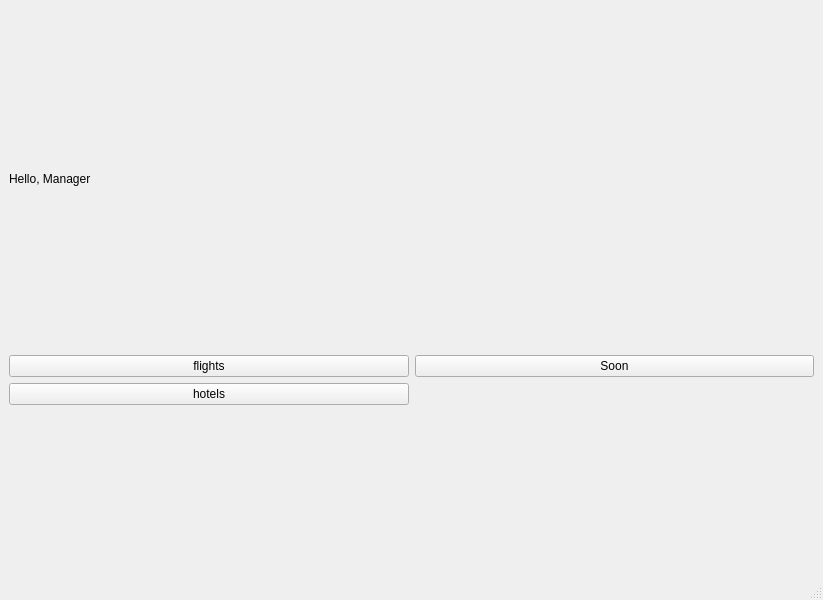
Qt form managerwindow.ui (SherifHamdy23/Expedia_Cpp) before a commit.
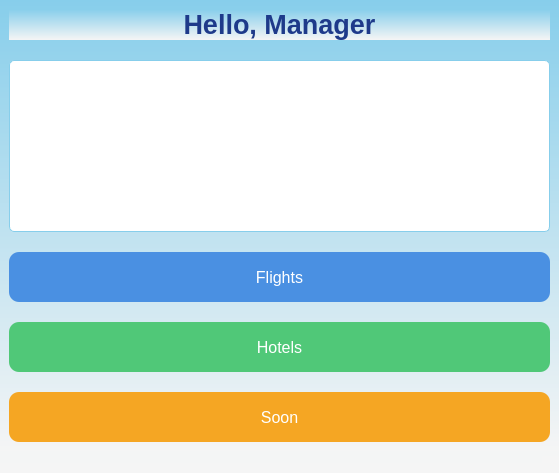
The same form after that commit. Icons and pictures are not drawn.

Diff of the .ui file:
```diff
--- a/managerwindow.ui
+++ b/managerwindow.ui
@@ -6,16 +6,26 @@
    <rect>
     <x>0</x>
     <y>0</y>
-    <width>823</width>
-    <height>600</height>
+    <width>559</width>
+    <height>473</height>
    </rect>
   </property>
   <property name="windowTitle">
-   <string>ManagerWindow</string>
+   <string>Manager Dashboard</string>
+  </property>
+  <property name="styleSheet">
+   <string>background: qlineargradient(x1:0, y1:0, x2:0, y2:1, stop:0 #87CEEB, stop:1 #F5F5F5);
+           background-image: url('https://www.transparentpng.com/thumb/plane/transparent-airplane-png-image-2.png');
+           background-repeat: no-repeat;
+           background-position: center 20%;
+           background-size: 150px;</string>
   </property>
   <widget class="QWidget" name="centralwidget">
-   <layout class="QGridLayout" name="gridLayout_2">
-    <item row="0" column="0">
+   <layout class="QVBoxLayout" name="mainLayout">
+    <property name="spacing">
+     <number>20</number>
+    </property>
+    <item>
      <widget class="QLabel" name="welcomeLabel">
       <property name="sizePolicy">
        <sizepolicy hsizetype="Expanding" vsizetype="Fixed">
@@ -23,45 +33,107 @@
         <verstretch>0</verstretch>
        </sizepolicy>
       </property>
-      <property name="minimumSize">
-       <size>
-        <width>0</width>
-        <height>0</height>
-       </size>
+      <property name="font">
+       <font>
+        <pointsize>20</pointsize>
+        <bold>true</bold>
+       </font>
+      </property>
+      <property name="styleSheet">
+       <string>color: #1E3A8A; text-shadow: 2px 2px 4px rgba(0, 0, 0, 0.3);</string>
       </property>
       <property name="text">
        <string>Hello, Manager</string>
       </property>
-      <property name="scaledContents">
-       <bool>true</bool>
+      <property name="alignment">
+       <set>Qt::AlignmentFlag::AlignCenter</set>
       </property>
      </widget>
     </item>
-    <item row="1" column="0">
-     <layout class="QGridLayout" name="gridLayout">
-      <item row="3" column="0">
-       <widget class="QPushButton" name="hotelswinBtn">
-        <property name="text">
-         <string>hotels</string>
+    <item>
+     <layout class="QHBoxLayout" name="buttonLayout">
+      <property name="spacing">
+       <number>15</number>
+      </property>
+      <item>
+       <widget class="QTableView" name="tableView">
+        <property name="sizePolicy">
+         <sizepolicy hsizetype="Expanding" vsizetype="Expanding">
+          <horstretch>0</horstretch>
+          <verstretch>0</verstretch>
+         </sizepolicy>
         </property>
-       </widget>
-      </item>
-      <item row="0" column="1">
-       <widget class="QPushButton" name="pushButton_2">
-        <property name="text">
-         <string>Soon</string>
-        </property>
-       </widget>
-      </item>
-      <item row="0" column="0">
-       <widget class="QPushButton" name="flightwinBtn">
-        <property name="text">
-         <string>flights</string>
+        <property name="styleSheet">
+         <string>background-color: #FFFFFF; alternate-background-color: #F0F8FF; 
+               gridline-color: #87CEEB; border: 1px solid #87CEEB; border-radius: 5px;</string>
         </property>
        </widget>
       </item>
      </layout>
     </item>
+    <item>
+     <widget class="QPushButton" name="flightwinBtn">
+      <property name="minimumSize">
+       <size>
+        <width>150</width>
+        <height>50</height>
+       </size>
+      </property>
+      <property name="font">
+       <font>
+        <pointsize>12</pointsize>
+       </font>
+      </property>
+      <property name="styleSheet">
+       <string>background-color: #4A90E2; color: white; border-radius: 10px; padding: 8px; qproperty-icon: url('https://www.svgrepo.com/show/126156/plane.svg'); qproperty-iconSize: 24px 24px;</string>
+      </property>
+      <property name="text">
+       <string>Flights</string>
+      </property>
+     </widget>
+    </item>
+    <item>
+     <widget class="QPushButton" name="hotelswinBtn">
+      <property name="minimumSize">
+       <size>
+        <width>150</width>
+        <height>50</height>
+       </size>
+      </property>
+      <property name="font">
+       <font>
+        <pointsize>12</pointsize>
+       </font>
+      </property>
+      <property name="styleSheet">
+       <string>background-color: #50C878; color: white; border-radius: 10px; padding: 8px; qproperty-icon: url('https://www.svgrepo.com/show/1200/hotel.svg'); qproperty-iconSize: 24px 24px;</string>
+      </property>
+      <property name="text">
+       <string>Hotels</string>
+      </property>
+     </widget>
+    </item>
+    <item>
+     <widget class="QPushButton" name="pushButton_2">
+      <property name="minimumSize">
+       <size>
+        <width>150</width>
+        <height>50</height>
+       </size>
+      </property>
+      <property name="font">
+       <font>
+        <pointsize>12</pointsize>
+       </font>
+      </property>
+      <property name="styleSheet">
+       <string>background-color: #F5A623; color: white; border-radius: 10px; padding: 8px; qproperty-icon: url('https://www.svgrepo.com/show/135/clock.svg'); qproperty-iconSize: 24px 24px;</string>
+      </property>
+      <property name="text">
+       <string>Soon</string>
+      </property>
+     </widget>
+    </item>
    </layout>
   </widget>
   <widget class="QMenuBar" name="menubar">
@@ -74,7 +146,11 @@
     </rect>
    </property>
   </widget>
-  <widget class="QStatusBar" name="statusbar"/>
+  <widget class="QStatusBar" name="statusbar">
+   <property name="styleSheet">
+    <string>background-color: rgba(245, 245, 245, 0.8); color: #333333;</string>
+   </property>
+  </widget>
  </widget>
  <resources/>
  <connections/>
```
Left out of the diff: 7 changed lines with no effect on the pictures.
